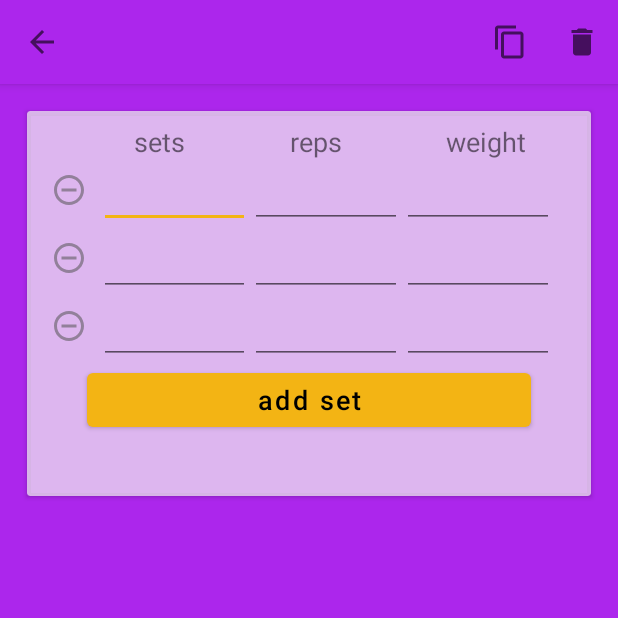
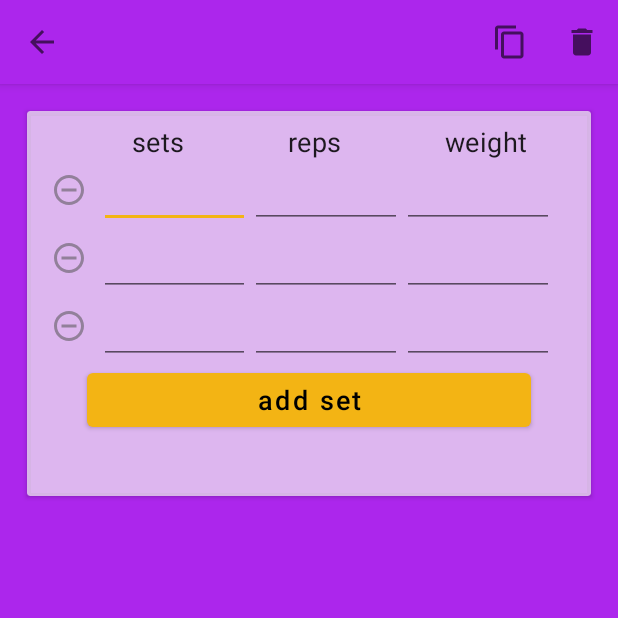
Before and after one commit to edcres/gym-routine, an Android app: the fragment EditWorkoutFragment shown on its own in the app's theme, on a phone screen of 412 x 824 dp, the top half of it. Run offline under Robolectric (Android 15) with nearby library versions, the light colour scheme and no system bars; our stand-ins replace data binding; 5 statements that could not run were skipped.

Commit message:
Changed texview Style.

```diff
--- a/app/src/main/res/layout/fragment_edit_workout.xml
+++ b/app/src/main/res/layout/fragment_edit_workout.xml
@@ -63,6 +63,7 @@
                             android:layout_width="wrap_content"
                             android:layout_height="wrap_content"
                             android:layout_weight="1"
+                            style="@style/Widget.TipTime.TextView"
                             android:gravity="center"
                             android:text="@string/sets_column_label"
                             android:textSize="18sp" />
@@ -72,6 +73,7 @@
                             android:layout_height="wrap_content"
                             android:layout_weight="1"
                             android:gravity="center"
+                            style="@style/Widget.TipTime.TextView"
                             android:text="@string/reps_column_label"
                             android:textSize="18sp" />
 
@@ -80,6 +82,7 @@
                             android:layout_height="wrap_content"
                             android:layout_weight="1"
                             android:gravity="center"
+                            style="@style/Widget.TipTime.TextView"
                             android:text="@string/weight_column_label"
                             android:textSize="18sp" />
                     </LinearLayout>
--- /dev/null
+++ b/app/src/main/res/values/styles.xml
@@ -0,0 +1,8 @@
+<?xml version="1.0" encoding="utf-8"?>
+<resources>
+
+    <!--    textView-->
+    <style name="Widget.TipTime.TextView" parent="Widget.MaterialComponents.TextView">
+        <item name="android:textAppearance">?attr/textAppearanceBody2</item>
+    </style>
+</resources>
```
